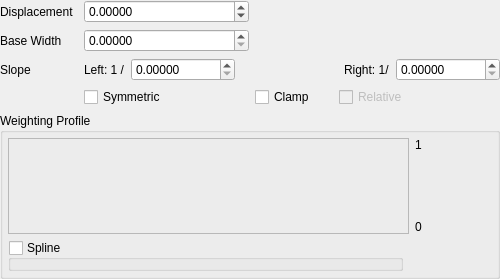
This is Source/Applications/AppCommon/UI/qtCMBFunctionWedgeEditor.ui in cnsuhao/cmb as Qt 5 draws it before an edit. The edited form follows.
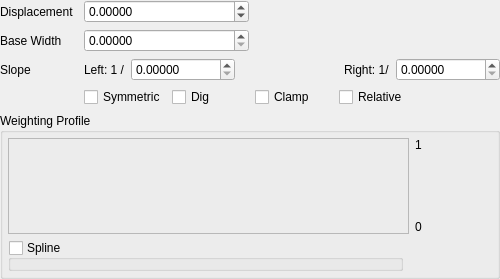
This is the edited form.

Diff of the .ui file:
```diff
--- a/Source/Applications/AppCommon/UI/qtCMBFunctionWedgeEditor.ui
+++ b/Source/Applications/AppCommon/UI/qtCMBFunctionWedgeEditor.ui
@@ -88,7 +88,7 @@
    <item row="4" column="4">
     <widget class="QCheckBox" name="relative">
      <property name="enabled">
-      <bool>false</bool>
+      <bool>true</bool>
      </property>
      <property name="text">
       <string>Relative</string>
@@ -232,6 +232,13 @@
      </property>
     </widget>
    </item>
+   <item row="4" column="2">
+    <widget class="QCheckBox" name="Dig">
+     <property name="text">
+      <string>Dig</string>
+     </property>
+    </widget>
+   </item>
   </layout>
  </widget>
  <resources/>
```
